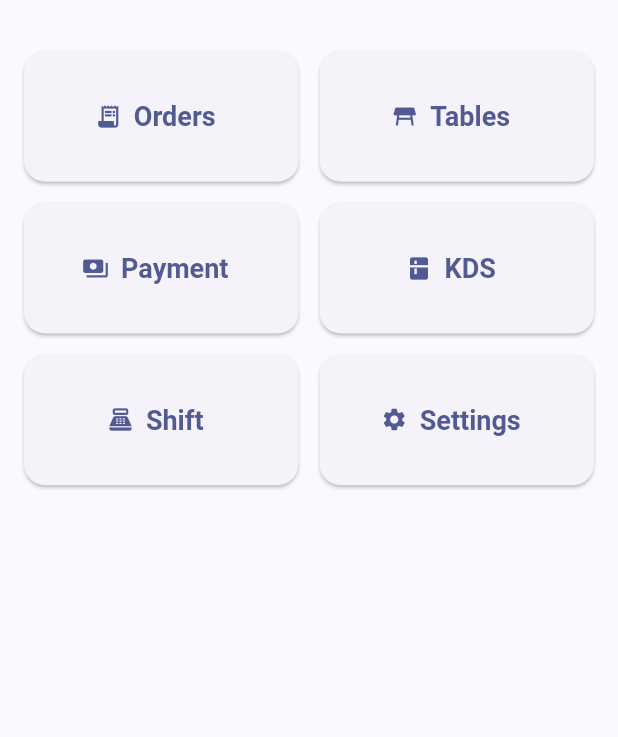
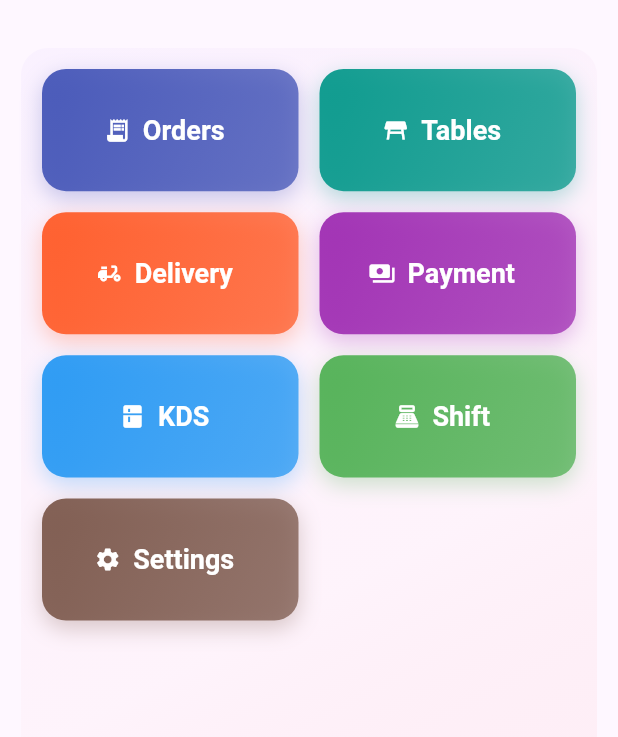
Before and after one commit to shady842/PosTrend, a Flutter app: the PosHomeScreen screen opened directly, on a phone screen of 412 x 824 dp, the part 57-794 px from its top. Run offline on Flutter 3.47's test engine with Material 3 defaults, Android fonts, the phone set to English and light mode, and no system bars; our stand-ins replace connectivity_plus, shared_preferences, socket_io_client, sqflite; missing offline and left inert: esc_pos_utils_plus; accounts and stored records are empty.

Commit message:
feat(pos): add delivery order flow and colorful UI refresh
Made-with: Cursor

```diff
--- a/apps/pos_flutter/lib/core/config/api_config.dart
+++ b/apps/pos_flutter/lib/core/config/api_config.dart
@@ -40,6 +40,7 @@ class ApiConfig {
   static String get posMenuUrl => '$baseUrl/v1/pos/menu';
   static String get posOrdersLayoutUrl => '$baseUrl/v1/pos/orders/layout';
   static String get posOrdersOpenTableUrl => '$baseUrl/v1/pos/orders/open-table';
+  static String get posOrdersDeliveryUrl => '$baseUrl/v1/pos/orders/delivery';
   static String get posOrdersTransferTableUrl =>
       '$baseUrl/v1/pos/orders/transfer-table';
   static String get posOrdersMergeOrdersUrl =>
@@ -57,6 +58,7 @@ class ApiConfig {
       '$baseUrl/v1/pos/payments/$orderId';
 
   static String get posPaymentsAddUrl => '$baseUrl/v1/pos/payments/add';
+  static String get customersUrl => '$baseUrl/v1/customers';
 
   static String get posPaymentsSplitUrl => '$baseUrl/v1/pos/payments/split';
 
--- a/apps/pos_flutter/lib/core/theme/app_theme.dart
+++ b/apps/pos_flutter/lib/core/theme/app_theme.dart
@@ -3,9 +3,19 @@ import 'package:flutter/material.dart';
 class AppTheme {
   static final light = ThemeData(
     useMaterial3: true,
-    colorSchemeSeed: Colors.indigo,
+    colorSchemeSeed: Colors.deepPurple,
     brightness: Brightness.light,
     visualDensity: VisualDensity.comfortable,
+    cardTheme: CardThemeData(
+      elevation: 2,
+      shape: RoundedRectangleBorder(borderRadius: BorderRadius.circular(14)),
+    ),
+    appBarTheme: const AppBarTheme(
+      centerTitle: false,
+      elevation: 0,
+      backgroundColor: Colors.transparent,
+      surfaceTintColor: Colors.transparent,
+    ),
     elevatedButtonTheme: ElevatedButtonThemeData(
       style: ElevatedButton.styleFrom(
         minimumSize: const Size(160, 60),
@@ -17,9 +27,19 @@ class AppTheme {
 
   static final dark = ThemeData(
     useMaterial3: true,
-    colorSchemeSeed: Colors.indigo,
+    colorSchemeSeed: Colors.deepPurple,
     brightness: Brightness.dark,
     visualDensity: VisualDensity.comfortable,
+    cardTheme: CardThemeData(
+      elevation: 2,
+      shape: RoundedRectangleBorder(borderRadius: BorderRadius.circular(14)),
+    ),
+    appBarTheme: const AppBarTheme(
+      centerTitle: false,
+      elevation: 0,
+      backgroundColor: Colors.transparent,
+      surfaceTintColor: Colors.transparent,
+    ),
     elevatedButtonTheme: ElevatedButtonThemeData(
       style: ElevatedButton.styleFrom(
         minimumSize: const Size(160, 60),
--- a/apps/pos_flutter/lib/presentation/screens/pos_home_screen.dart
+++ b/apps/pos_flutter/lib/presentation/screens/pos_home_screen.dart
@@ -5,6 +5,7 @@ import '../../core/network/connectivity_service.dart';
 import '../../services/pos_realtime_sync.dart';
 import '../../widgets/large_touch_button.dart';
 import 'kds_screen.dart';
+import 'delivery_screen.dart';
 import 'orders_screen.dart';
 import 'payment_screen.dart';
 import 'settings_screen.dart';
@@ -118,8 +119,22 @@ class _PosHomeScreenState extends State<PosHomeScreen> {
         ],
       ),
       body: Padding(
-        padding: const EdgeInsets.all(16),
+        padding: const EdgeInsets.all(14),
+        child: DecoratedBox(
+          decoration: BoxDecoration(
+            gradient: LinearGradient(
+              colors: [
+                Theme.of(context).colorScheme.primaryContainer.withValues(alpha: 0.22),
+                Theme.of(context).colorScheme.tertiaryContainer.withValues(alpha: 0.12),
+                Theme.of(context).colorScheme.surface,
+              ],
+              begin: Alignment.topLeft,
+              end: Alignment.bottomRight,
+            ),
+            borderRadius: BorderRadius.circular(18),
+          ),
           child: GridView.count(
+            padding: const EdgeInsets.all(14),
             crossAxisCount: isTablet ? 3 : 2,
             crossAxisSpacing: 14,
             mainAxisSpacing: 14,
@@ -128,21 +143,34 @@ class _PosHomeScreenState extends State<PosHomeScreen> {
               LargeTouchButton(
                 label: 'Orders',
                 icon: Icons.receipt_long,
+                color: Colors.indigo,
                 onPressed: () => Navigator.push(context, MaterialPageRoute(builder: (_) => const OrdersScreen())),
               ),
               LargeTouchButton(
                 label: 'Tables',
                 icon: Icons.table_restaurant,
+                color: Colors.teal,
                 onPressed: () => Navigator.push(context, MaterialPageRoute(builder: (_) => const TablesScreen())),
+              ),
+              LargeTouchButton(
+                label: 'Delivery',
+                icon: Icons.delivery_dining,
+                color: Colors.deepOrange,
+                onPressed: () => Navigator.push(
+                  context,
+                  MaterialPageRoute(builder: (_) => const DeliveryScreen()),
+                ),
               ),
               LargeTouchButton(
                 label: 'Payment',
                 icon: Icons.payments,
+                color: Colors.purple,
                 onPressed: _openPaymentByOrderId,
               ),
               LargeTouchButton(
                 label: 'KDS',
                 icon: Icons.kitchen,
+                color: Colors.blue,
                 onPressed: () => Navigator.push(
                   context,
                   MaterialPageRoute(builder: (_) => const KdsScreen()),
@@ -151,6 +179,7 @@ class _PosHomeScreenState extends State<PosHomeScreen> {
               LargeTouchButton(
                 label: 'Shift',
                 icon: Icons.point_of_sale,
+                color: Colors.green,
                 onPressed: () => Navigator.push(
                   context,
                   MaterialPageRoute(builder: (_) => const ShiftWizardScreen()),
@@ -159,11 +188,13 @@ class _PosHomeScreenState extends State<PosHomeScreen> {
               LargeTouchButton(
                 label: 'Settings',
                 icon: Icons.settings,
+                color: Colors.brown,
                 onPressed: () => Navigator.push(context, MaterialPageRoute(builder: (_) => const SettingsScreen())),
               ),
             ],
           ),
         ),
+      ),
     );
   }
 }
--- a/apps/pos_flutter/lib/widgets/large_touch_button.dart
+++ b/apps/pos_flutter/lib/widgets/large_touch_button.dart
@@ -4,22 +4,48 @@ class LargeTouchButton extends StatelessWidget {
   final String label;
   final VoidCallback onPressed;
   final IconData? icon;
+  final Color? color;
 
   const LargeTouchButton({
     super.key,
     required this.label,
     required this.onPressed,
     this.icon,
+    this.color,
   });
 
   @override
   Widget build(BuildContext context) {
+    final c = color ?? Theme.of(context).colorScheme.primary;
     return SizedBox(
-      height: 72,
-      child: ElevatedButton.icon(
-        onPressed: onPressed,
-        icon: Icon(icon ?? Icons.touch_app),
-        label: Text(label),
+      height: 76,
+      child: DecoratedBox(
+        decoration: BoxDecoration(
+          borderRadius: BorderRadius.circular(16),
+          gradient: LinearGradient(
+            colors: [c.withValues(alpha: 0.92), c.withValues(alpha: 0.72)],
+            begin: Alignment.topLeft,
+            end: Alignment.bottomRight,
+          ),
+          boxShadow: [
+            BoxShadow(
+              color: c.withValues(alpha: 0.28),
+              blurRadius: 12,
+              offset: const Offset(0, 5),
+            ),
+          ],
+        ),
+        child: ElevatedButton.icon(
+          style: ElevatedButton.styleFrom(
+            backgroundColor: Colors.transparent,
+            shadowColor: Colors.transparent,
+            foregroundColor: Colors.white,
+            shape: RoundedRectangleBorder(borderRadius: BorderRadius.circular(16)),
+          ),
+          onPressed: onPressed,
+          icon: Icon(icon ?? Icons.touch_app),
+          label: Text(label),
+        ),
       ),
     );
   }
```
Also changed, not shown: apps/pos_flutter/lib/presentation/screens/delivery_screen.dart (added, +139 -0 lines), apps/pos_flutter/lib/services/delivery_service.dart (added, +111 -0 lines), 4 other files. Lines whose indentation alone changed are shown as unchanged.
